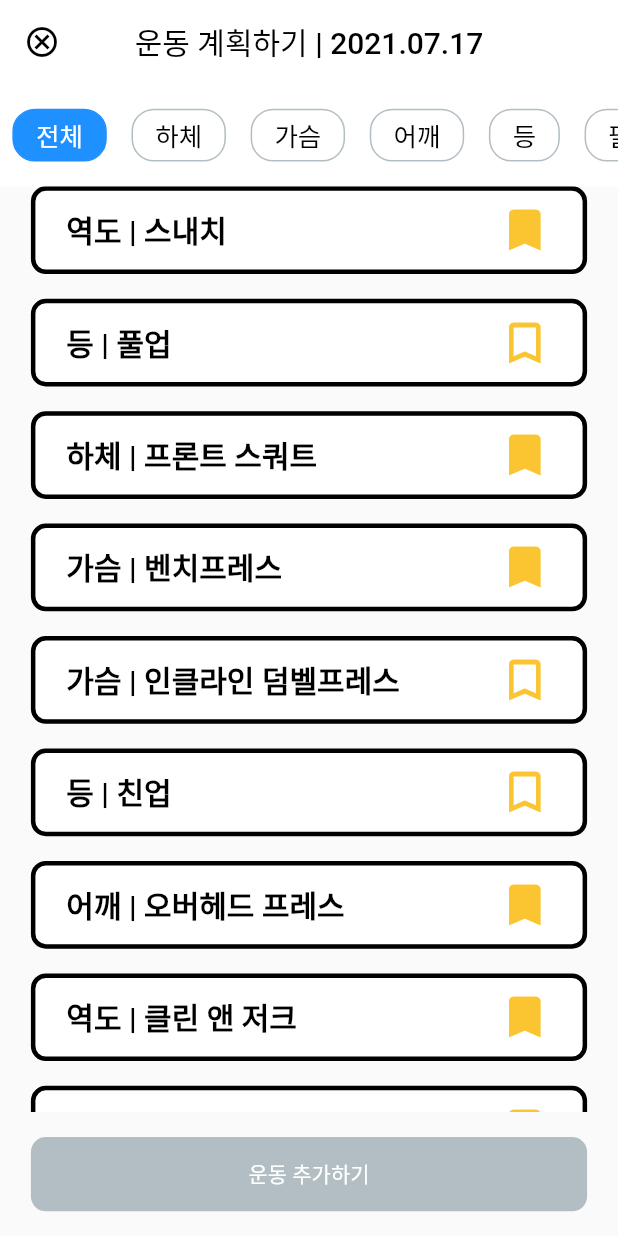
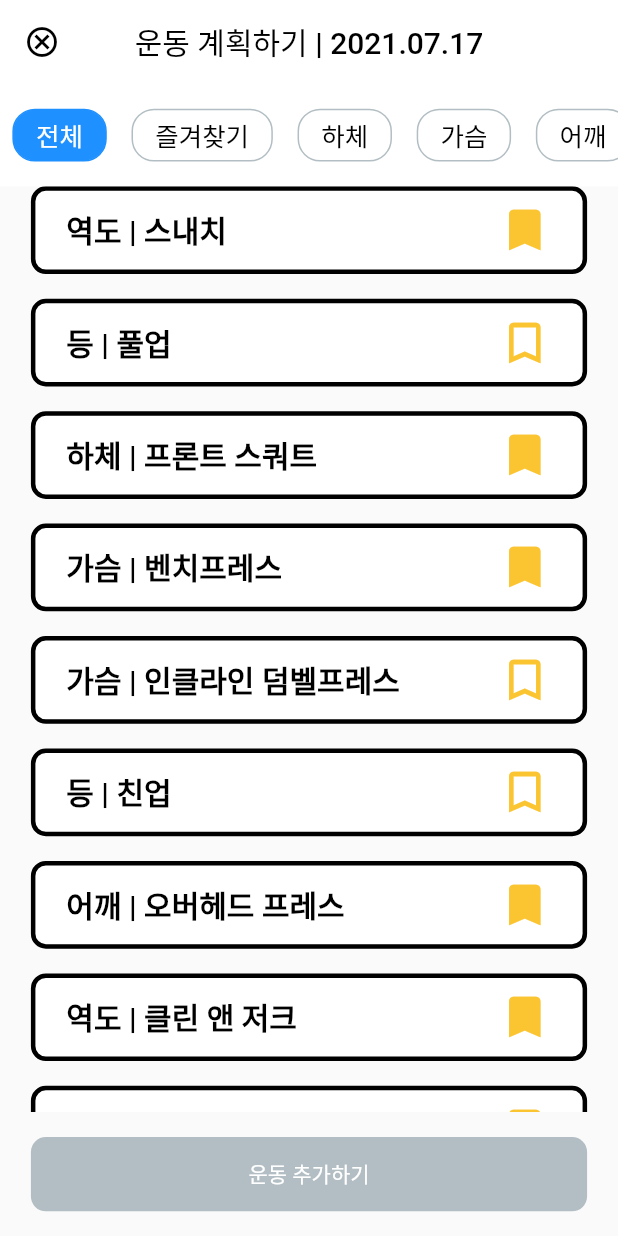
Before and after one commit to 812jay/do-it, a Flutter app: the screen it shows after launch, after a tap on "운동 계획하기", on a phone screen of 412 x 824 dp. Run offline on Flutter 3.47's test engine with Material 2 defaults, Android fonts, the phone set to English and light mode, and no system bars; our stand-ins replace flutter_sticky_header, get, table_calendar.

Commit message:
운동계획하기 / 즐겨찾기 카테고리 추가

```diff
--- a/lib/ui/widget/my_calendar/workout_plan.dart
+++ b/lib/ui/widget/my_calendar/workout_plan.dart
@@ -19,6 +19,7 @@ class _WorkoutPlanState extends State<WorkoutPlan> {
 
   List<String> categories = [
     '전체',
+    '즐겨찾기',
     '하체',
     '가슴',
     '어깨',
@@ -158,9 +159,13 @@ class _WorkoutPlanState extends State<WorkoutPlan> {
                     String selectedCategory = filterOptions[0];
                     List<Widget> containWorkouts = [];
                     for (int i = 0; i < workouts.length; i++) {
+                      bool bookmarked = workouts[i]['bookmarked'];
                       String workoutsCategory = workouts[i]['category'];
                       if (selectedCategory == workoutsCategory ||
                           selectedCategory == '전체') {
+                        containWorkouts.add(getWorkouts(workout: workouts[i]));
+                      }
+                      if (selectedCategory == '즐겨찾기' && bookmarked == true) {
                         containWorkouts.add(getWorkouts(workout: workouts[i]));
                       }
                     }
@@ -183,6 +188,7 @@ class _WorkoutPlanState extends State<WorkoutPlan> {
     return GestureDetector(
       onTap: () {
         setState(() {
+          print(category);
           filterOptions.clear();
           filterOptions.add(category);
         });
```
